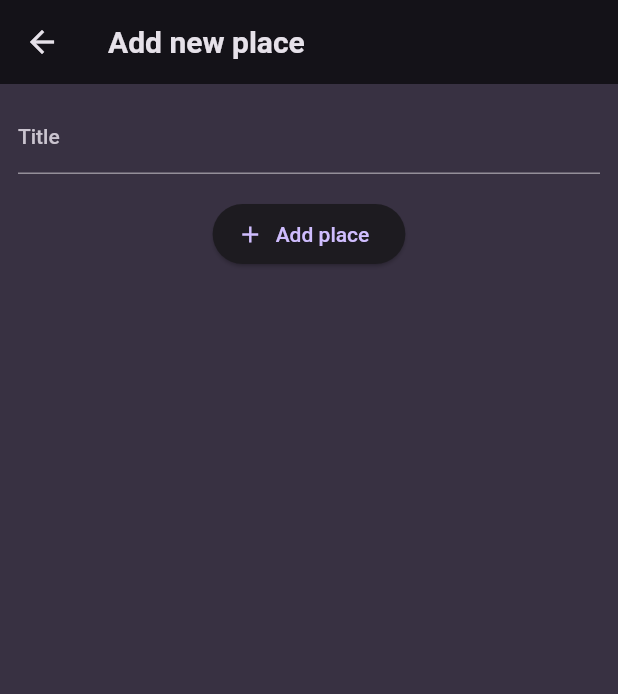
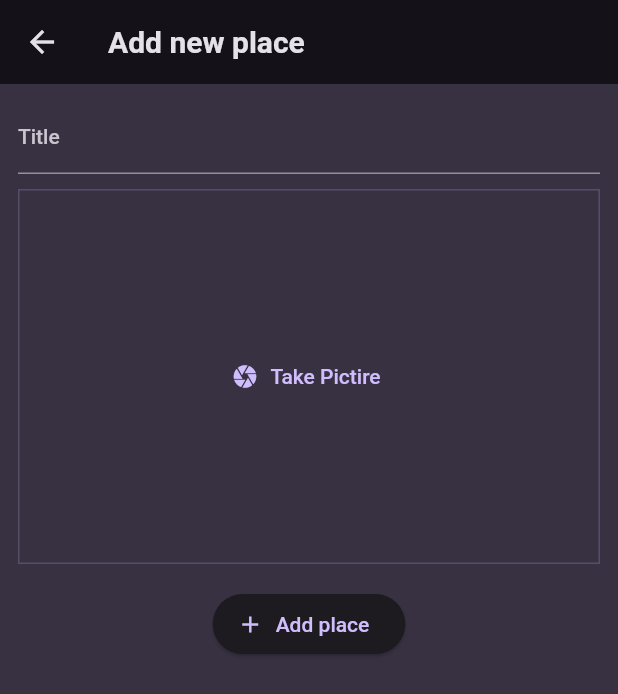
Before and after one commit to wemali05/places, a Flutter app: the AddPlaceScreen screen opened directly, on a phone screen of 412 x 824 dp. Shown: the top 694 px of the screen. Run offline on Flutter 3.47's test engine with Material 2 defaults, Android fonts, the phone set to English and light mode, and no system bars; our stand-ins replace flutter_riverpod, google_fonts.

Commit message:
pick image input

```diff
--- a/lib/screens/add_place.dart
+++ b/lib/screens/add_place.dart
@@ -1,4 +1,5 @@
 import 'package:favorite_places/providers/user_places.dart';
+import 'package:favorite_places/widgets/image_input.dart';
 import 'package:flutter/material.dart';
 import 'package:flutter_riverpod/flutter_riverpod.dart';
 
@@ -48,6 +49,10 @@ class _AddPlaceScreenState extends ConsumerState<AddPlaceScreen> {
                   TextStyle(color: Theme.of(context).colorScheme.onBackground),
             ),
             const SizedBox(
+              height: 10,
+            ),
+            const ImageInput(),
+            const SizedBox(
               height: 16,
             ),
             ElevatedButton.icon(
--- /dev/null
+++ b/lib/widgets/image_input.dart
@@ -0,0 +1,32 @@
+import 'package:flutter/material.dart';
+
+class ImageInput extends StatefulWidget {
+  const ImageInput({super.key});
+
+  @override
+  State<ImageInput> createState() {
+    return _ImageInputState();
+  }
+}
+
+class _ImageInputState extends State<ImageInput> {
+  @override
+  Widget build(BuildContext context) {
+    return Container(
+      decoration: BoxDecoration(
+        border: Border.all(
+          width: 1,
+          color: Theme.of(context).colorScheme.primary.withOpacity(0.2),
+        ),
+      ),
+      height: 250,
+      width: double.infinity,
+      alignment: Alignment.center,
+      child: TextButton.icon(
+        onPressed: () {},
+        icon: const Icon(Icons.camera),
+        label: const Text('Take Pictire'),
+      ),
+    );
+  }
+}
```
